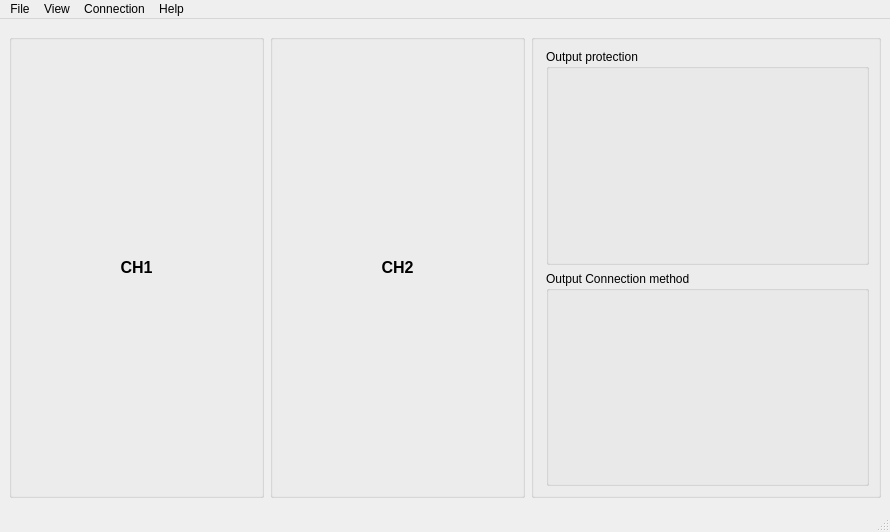
Above: src/MainWindow.ui from VitArk/PSC before the change. Below: the same form after it.
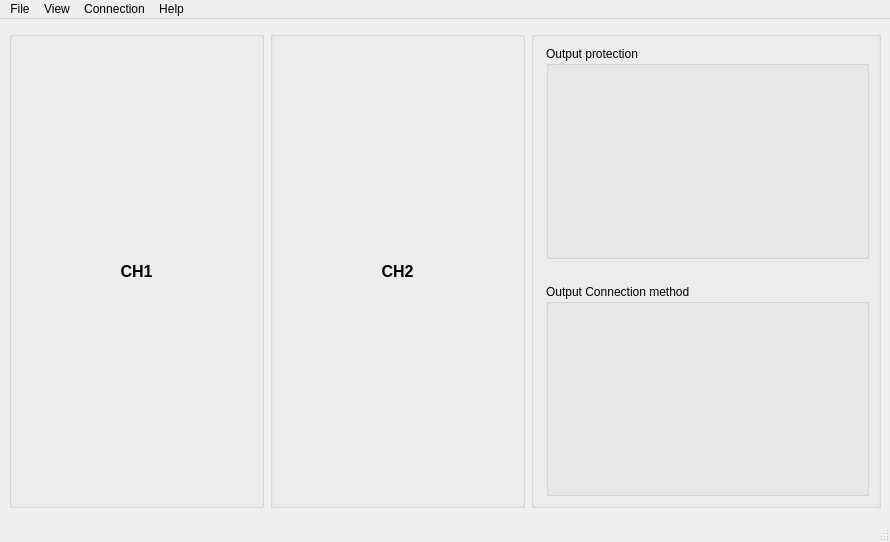
That is the form after the change.

Commit message: Tune UI for macOS

What changed in the file:
```diff
--- a/src/MainWindow.ui
+++ b/src/MainWindow.ui
@@ -10,19 +10,19 @@
     <x>0</x>
     <y>0</y>
     <width>890</width>
-    <height>532</height>
+    <height>542</height>
    </rect>
   </property>
   <property name="minimumSize">
    <size>
     <width>890</width>
-    <height>532</height>
+    <height>542</height>
    </size>
   </property>
   <property name="maximumSize">
    <size>
     <width>890</width>
-    <height>532</height>
+    <height>542</height>
    </size>
   </property>
   <property name="windowTitle">
@@ -40,19 +40,6 @@
      <number>0</number>
     </property>
     <item row="0" column="2">
-     <spacer name="verticalSpacer_5">
-      <property name="orientation">
-       <enum>Qt::Vertical</enum>
-      </property>
-      <property name="sizeHint" stdset="0">
-       <size>
-        <width>20</width>
-        <height>40</height>
-       </size>
-      </property>
-     </spacer>
-    </item>
-    <item row="1" column="2">
      <widget class="QGroupBox" name="groupBoxOperation">
       <property name="sizePolicy">
        <sizepolicy hsizetype="Expanding" vsizetype="Preferred">
@@ -64,6 +51,9 @@
        <string/>
       </property>
       <layout class="QVBoxLayout" name="verticalLayout_11">
+       <property name="spacing">
+        <number>25</number>
+       </property>
        <property name="leftMargin">
         <number>12</number>
        </property>
@@ -79,11 +69,7 @@
          <property name="title">
           <string>Output protection</string>
          </property>
-         <layout class="QHBoxLayout" name="horizontalLayout_5">
-          <property name="bottomMargin">
-           <number>12</number>
-          </property>
-         </layout>
+         <layout class="QHBoxLayout" name="horizontalLayout_5"/>
         </widget>
        </item>
        <item>
@@ -113,10 +99,10 @@
       </layout>
      </widget>
     </item>
-    <item row="1" column="1">
+    <item row="0" column="1">
      <widget class="QGroupBox" name="groupBoxCh2">
       <property name="sizePolicy">
-       <sizepolicy hsizetype="Maximum" vsizetype="Maximum">
+       <sizepolicy hsizetype="Maximum" vsizetype="Preferred">
         <horstretch>0</horstretch>
         <verstretch>0</verstretch>
        </sizepolicy>
@@ -124,7 +110,7 @@
       <property name="minimumSize">
        <size>
         <width>255</width>
-        <height>464</height>
+        <height>465</height>
        </size>
       </property>
       <property name="styleSheet">
@@ -136,6 +122,7 @@
          <property name="font">
           <font>
            <pointsize>12</pointsize>
+           <weight>75</weight>
            <bold>true</bold>
           </font>
          </property>
@@ -165,10 +152,10 @@
       </layout>
      </widget>
     </item>
-    <item row="1" column="0">
+    <item row="0" column="0">
      <widget class="QGroupBox" name="groupBoxCh1">
       <property name="sizePolicy">
-       <sizepolicy hsizetype="Maximum" vsizetype="Maximum">
+       <sizepolicy hsizetype="Maximum" vsizetype="Preferred">
         <horstretch>0</horstretch>
         <verstretch>0</verstretch>
        </sizepolicy>
@@ -185,6 +172,7 @@
          <property name="font">
           <font>
            <pointsize>12</pointsize>
+           <weight>75</weight>
            <bold>true</bold>
           </font>
          </property>
```
Left out of the diff: 8 changed lines with no effect on the pictures. The commit also changes 2 other files.
